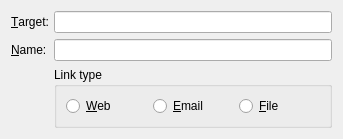
The window that src/frontends/qt4/ui/HyperlinkUi.ui (cburschka/lyx) describes before a commit, drawn with Qt 5.
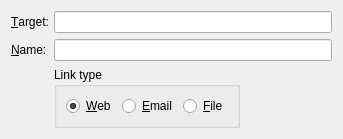
The same window after the commit.

Commit message: HyperlinkUi.ui: - one link type must be the default (type Web) (as in LyX 1.6.x) - add spacer as link type radiobox was too wide

```diff
--- a/src/frontends/qt4/ui/HyperlinkUi.ui
+++ b/src/frontends/qt4/ui/HyperlinkUi.ui
@@ -26,7 +26,7 @@
      </property>
     </widget>
    </item>
-   <item row="0" column="1">
+   <item row="0" column="1" colspan="2">
     <widget class="QLineEdit" name="targetED">
      <property name="toolTip">
       <string>URL</string>
@@ -46,7 +46,7 @@
      </property>
     </widget>
    </item>
-   <item row="1" column="1">
+   <item row="1" column="1" colspan="2">
     <widget class="QLineEdit" name="nameED">
      <property name="toolTip">
       <string>Name associated with the URL</string>
@@ -76,6 +76,9 @@
         <property name="text">
          <string>&amp;Web</string>
         </property>
+        <property name="checked">
+         <bool>true</bool>
+        </property>
        </widget>
       </item>
       <item>
@@ -101,6 +104,19 @@
      </layout>
     </widget>
    </item>
+   <item row="2" column="2">
+    <spacer name="horizontalSpacer">
+     <property name="orientation">
+      <enum>Qt::Horizontal</enum>
+     </property>
+     <property name="sizeHint" stdset="0">
+      <size>
+       <width>112</width>
+       <height>20</height>
+      </size>
+     </property>
+    </spacer>
+   </item>
   </layout>
  </widget>
  <tabstops>
```
